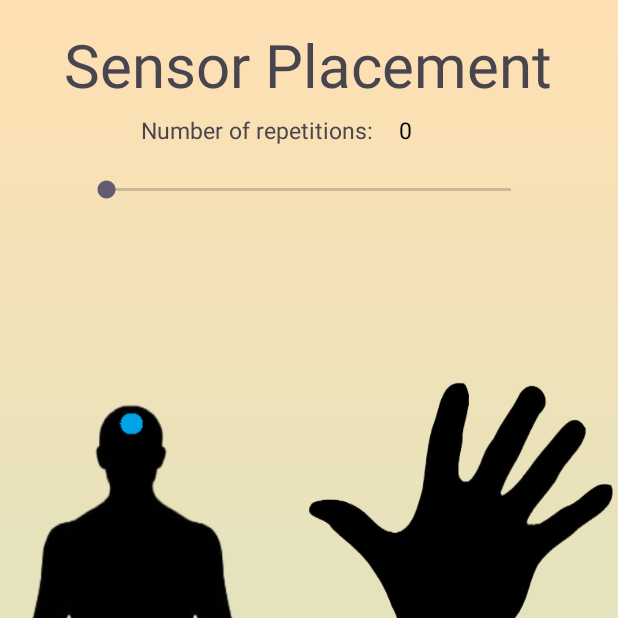
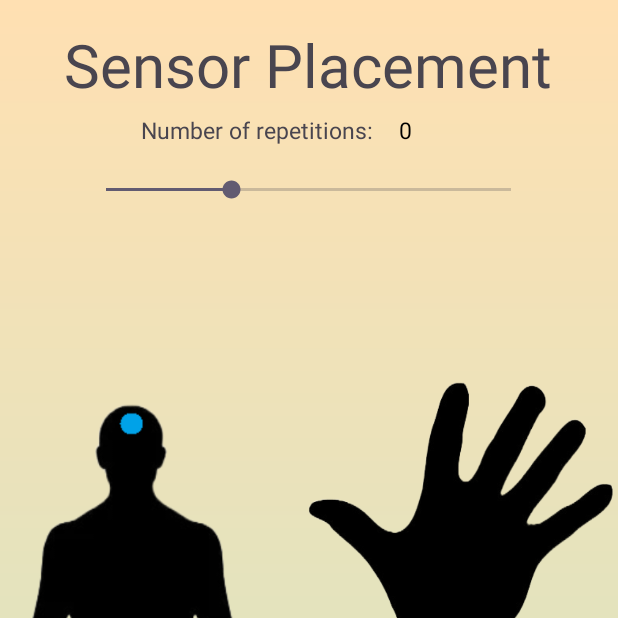
Before and after one commit to degoedek/eTherapyII, an Android app: the SensorPlacement screen opened directly, with no data from a screen before it, on a phone screen of 412 x 824 dp, the top half of it. Run offline under Robolectric (Android 15) with nearby library versions, the phone set to English and light mode, and no system bars; 2 statements that could not run were skipped.

Commit message:
adding default reps

```diff
--- a/app/src/main/res/layout/activity_sensor_placement.xml
+++ b/app/src/main/res/layout/activity_sensor_placement.xml
@@ -38,6 +38,7 @@
 
     <SeekBar
         android:id="@+id/reps_input"
+        android:progress="10"
         android:layout_width="302dp"
         android:layout_height="26dp"
         android:layout_marginTop="16dp"
```
